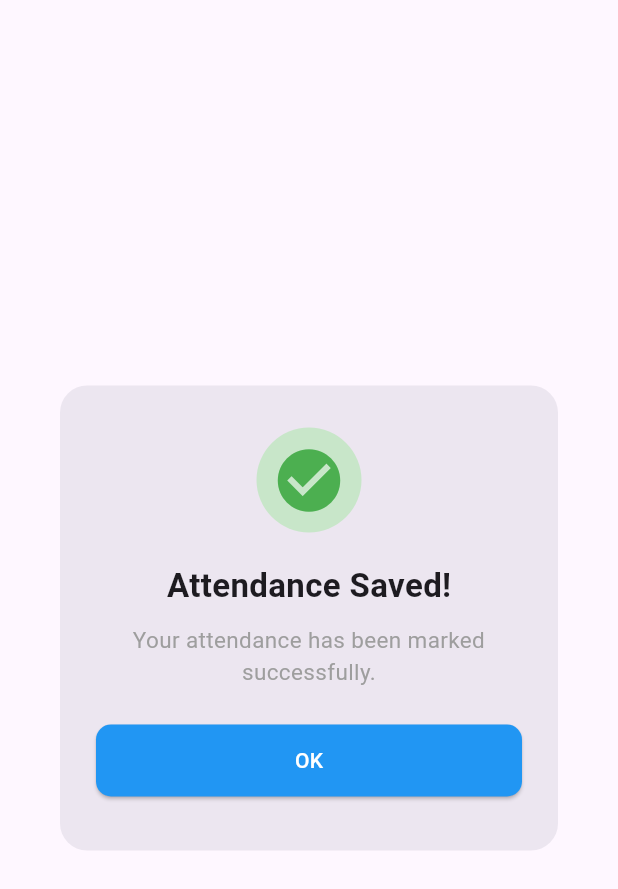
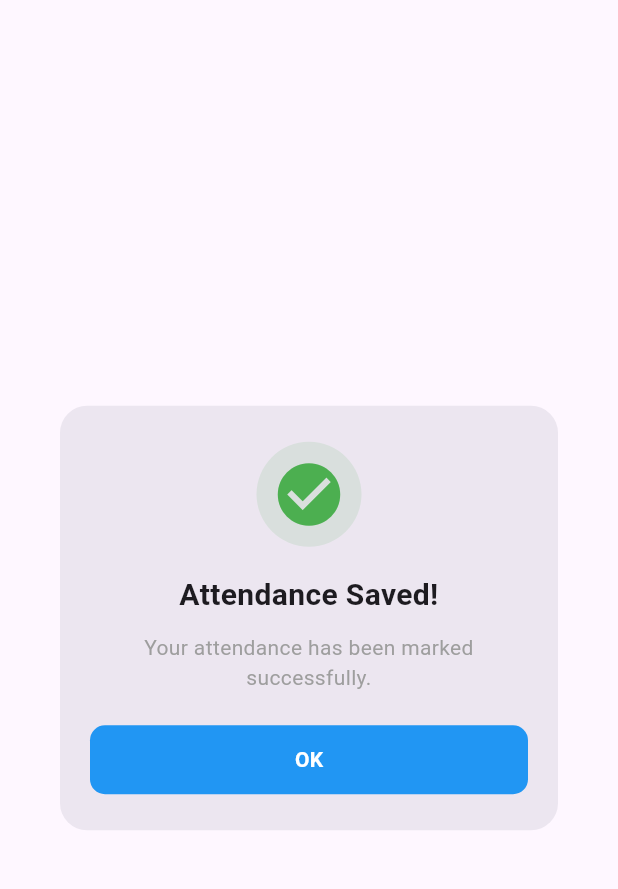
Before and after one commit to Akshay-Sawant/karamchaari, a Flutter app: the AttendanceSuccessDialog widget shown alone on an empty page, opened directly, on a phone screen of 412 x 824 dp. Shown: the top 889 px of the screen. Run offline on Flutter 3.47's test engine with Material 3 defaults, Android fonts, the phone set to English and light mode, and no system bars.

```diff
--- a/lib/feature/attendance/presentation/widget/attendance_success_dialog.dart
+++ b/lib/feature/attendance/presentation/widget/attendance_success_dialog.dart
@@ -9,14 +9,21 @@ class AttendanceSuccessDialog extends StatelessWidget {
       shape: RoundedRectangleBorder(
         borderRadius: BorderRadius.circular(18),
       ),
-      content: Padding(
-        padding: const EdgeInsets.symmetric(vertical: 12),
-        child: Column(
+      contentPadding: const EdgeInsets.symmetric(
+        horizontal: 20,
+        vertical: 24,
+      ),
+      content: Column(
         mainAxisSize: MainAxisSize.min,
         children: [
-            CircleAvatar(
-              radius: 35,
-              backgroundColor: Colors.green.shade100,
+          /// ICON
+          Container(
+            width: 70,
+            height: 70,
+            decoration: BoxDecoration(
+              color: Colors.green.withOpacity(0.12),
+              shape: BoxShape.circle,
+            ),
             child: const Icon(
               Icons.check_circle,
               color: Colors.green,
@@ -24,31 +31,37 @@ class AttendanceSuccessDialog extends StatelessWidget {
             ),
           ),
 
-            const SizedBox(height: 20),
+          const SizedBox(height: 18),
 
+          /// TITLE
           const Text(
             "Attendance Saved!",
+            textAlign: TextAlign.center,
             style: TextStyle(
-                fontSize: 22,
+              fontSize: 20,
               fontWeight: FontWeight.bold,
             ),
           ),
 
           const SizedBox(height: 10),
 
+          /// DESCRIPTION
           const Text(
             "Your attendance has been marked successfully.",
             textAlign: TextAlign.center,
             style: TextStyle(
               color: Colors.grey,
-                fontSize: 15,
+              fontSize: 14,
+              height: 1.4,
             ),
           ),
 
-            const SizedBox(height: 25),
+          const SizedBox(height: 22),
 
+          /// BUTTON
           SizedBox(
             width: double.infinity,
+            height: 46,
             child: ElevatedButton(
               onPressed: () {
                 Navigator.pop(context);
@@ -56,17 +69,19 @@ class AttendanceSuccessDialog extends StatelessWidget {
               style: ElevatedButton.styleFrom(
                 backgroundColor: Colors.blue,
                 foregroundColor: Colors.white,
-                  minimumSize: const Size(double.infinity, 48),
+                elevation: 0,
                 shape: RoundedRectangleBorder(
                   borderRadius: BorderRadius.circular(10),
                 ),
               ),
-                child: const Text("OK"),
+              child: const Text(
+                "OK",
+                style: TextStyle(fontWeight: FontWeight.w600),
+              ),
             ),
           ),
         ],
       ),
-      ),
     );
   }
 }
--- a/lib/feature/home/presentation/widgets/schedule_widget.dart
+++ b/lib/feature/home/presentation/widgets/schedule_widget.dart
@@ -62,8 +62,7 @@ class ScheduleWidget extends StatelessWidget {
           const SizedBox(height: 20),
 
           /// Schedule List
-          Expanded(
-            child: ListView(
+           ListView(
               children: [
                 const ScheduleItemWidget(
                   time: "09:12 AM",
@@ -119,7 +118,7 @@ class ScheduleWidget extends StatelessWidget {
                 ),
               ],
             ),
-          ),
+
         ],
       ),
     );
```
Also changed, not shown: lib/feature/attendance/presentation/pages/attendance_page.dart (+10 -11 lines), lib/feature/daily_update/presentation/widgets/update_tips_card.dart (+32 -12 lines), lib/feature/home/presentation/pages/home_page.dart (+3 -6 lines), lib/feature/home/presentation/widgets/keep_reports_widget.dart (+17 -12 lines), lib/feature/home/presentation/widgets/quick_action_card.dart (+25 -15 lines), lib/feature/home/presentation/widgets/quick_actions_widget.dart (+59 -93 lines). Lines whose indentation alone changed are shown as unchanged.
